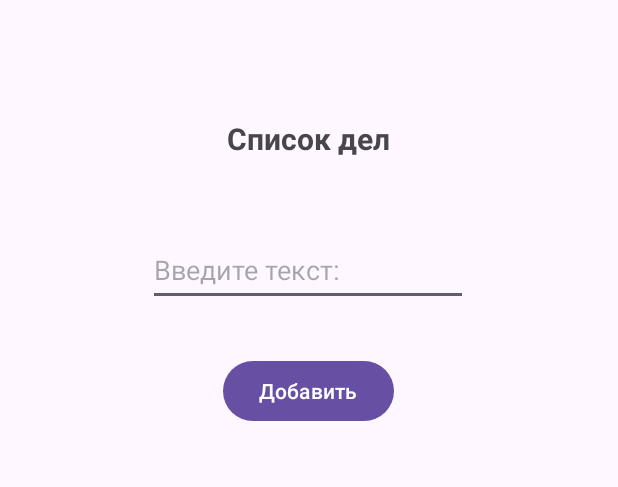
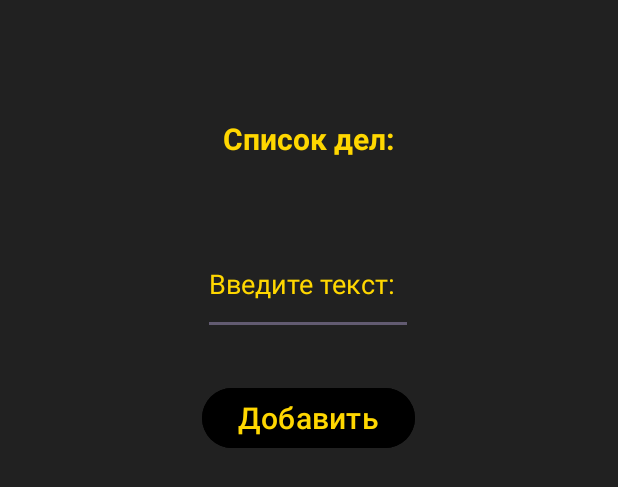
Before and after one commit to andreypopov1803/List, an Android app: the layout activity_main.xml on its own in the app's theme, with its tools: preview values and no code run, on a phone screen of 412 x 824 dp. Shown: the top 487 px of the screen. Run offline under Robolectric (Android 15) with nearby library versions, the phone set to English and light mode, and no system bars.

```diff
--- a/app/src/main/AndroidManifest.xml
+++ b/app/src/main/AndroidManifest.xml
@@ -1,6 +1,8 @@
 <?xml version="1.0" encoding="utf-8"?>
 <manifest xmlns:android="http://schemas.android.com/apk/res/android"
     xmlns:tools="http://schemas.android.com/tools">
+    <uses-permission android:name="android.permission.READ_EXTERNAL_STORAGE"
+        android:maxSdkVersion="32"/>
 
     <application
         android:allowBackup="true"
@@ -21,6 +23,9 @@
                 <category android:name="android.intent.category.LAUNCHER" />
             </intent-filter>
         </activity>
+        <meta-data
+            android:name="preloaded_fonts"
+            android:resource="@array/preloaded_fonts" />
     </application>
 
 </manifest>
--- a/app/src/main/java/com/example/myapp/MainActivity.kt
+++ b/app/src/main/java/com/example/myapp/MainActivity.kt
@@ -13,7 +13,6 @@ class MainActivity : AppCompatActivity() {
     override fun onCreate(savedInstanceState: Bundle?) {
         super.onCreate(savedInstanceState)
         setContentView(R.layout.activity_main)
-
         val listView = findViewById<ListView>(R.id.listView)
         val userData: EditText = findViewById(R.id.user_data)
         val button: Button = findViewById(R.id.button)
--- /dev/null
+++ b/app/src/main/java/com/example/myapp/User.kt
@@ -0,0 +1,4 @@
+package com.example.myapp
+
+class User(val login: String, val email: String, val pass: String) {
+}
--- a/app/src/main/res/layout/activity_main.xml
+++ b/app/src/main/res/layout/activity_main.xml
@@ -4,15 +4,17 @@
     xmlns:tools="http://schemas.android.com/tools"
     android:layout_width="match_parent"
     android:layout_height="match_parent"
-    tools:context=".MainActivity">
+    tools:context=".MainActivity"
+    android:background="@color/grey">
 
     <TextView
         android:id="@+id/main_label"
         android:layout_width="wrap_content"
         android:layout_height="wrap_content"
-        android:text="Список дел"
+        android:text="@string/list_of_business"
         android:textSize="20sp"
         android:textStyle="bold"
+        android:textColor="@color/gold"
         app:layout_constraintBottom_toBottomOf="parent"
         app:layout_constraintEnd_toEndOf="parent"
         app:layout_constraintHorizontal_bias="0.498"
@@ -22,13 +24,16 @@
 
     <EditText
         android:id="@+id/user_data"
-        android:layout_width="wrap_content"
-        android:layout_height="wrap_content"
+        android:layout_width="140dp"
+        android:layout_height="67dp"
         android:layout_marginTop="50dp"
+        android:autofillHints="name"
         android:ems="10"
-        android:hint="Введите текст:"
+        android:hint="@string/text"
         android:inputType="text"
         android:minHeight="48dp"
+        android:textColor="@color/gold"
+        android:textColorHint="@color/gold"
         app:layout_constraintBottom_toBottomOf="parent"
         app:layout_constraintEnd_toEndOf="parent"
         app:layout_constraintHorizontal_bias="0.497"
@@ -38,15 +43,22 @@
 
     <Button
         android:id="@+id/button"
+        style="@style/TextAppearance.AppCompat.Widget.ActionMode.Title"
         android:layout_width="wrap_content"
         android:layout_height="wrap_content"
-        android:text="Добавить"
+        android:backgroundTint="@color/black"
+        android:text="@string/add"
+        android:textColor="@color/gold"
+        android:textColorHighlight="#FFEB3B"
+        android:textColorLink="@color/gold"
         app:layout_constraintBottom_toBottomOf="parent"
         app:layout_constraintEnd_toEndOf="parent"
         app:layout_constraintHorizontal_bias="0.498"
         app:layout_constraintStart_toStartOf="parent"
         app:layout_constraintTop_toBottomOf="@+id/user_data"
-        app:layout_constraintVertical_bias="0.057" />
+        app:layout_constraintVertical_bias="0.057"
+        app:rippleColor="#BF0F0F"
+        app:strokeColor="@color/green" />
 
     <ListView
         android:id="@+id/listView"
--- a/app/src/main/res/values/colors.xml
+++ b/app/src/main/res/values/colors.xml
@@ -2,4 +2,7 @@
 <resources>
     <color name="black">#FF000000</color>
     <color name="white">#FFFFFFFF</color>
+    <color name="green">#22ba14</color>
+    <color name="gold">#FFD700</color>
+    <color name="grey">#212121</color>
 </resources>
--- a/app/src/main/res/values/strings.xml
+++ b/app/src/main/res/values/strings.xml
@@ -1,3 +1,10 @@
 <resources>
     <string name="app_name">My App</string>
+    <string name="hi"> Создайте аккаунт </string>
+    <string name="login">Логин</string>
+    <string name="password">Пароль</string>
+    <string name="text">Введите текст:</string>
+    <string name="list_of_business">Список дел:</string>
+    <string name="add">Добавить</string>
+    <string name="registration">Зарегистрироваться</string>
 </resources>
```
Also changed, not shown: app/src/main/java/com/example/myapp/Dbhelper.kt (added, +31 -0 lines), app/src/main/java/com/example/myapp/Page_of_registration.kt (deleted, +0 -38 lines), app/src/main/java/com/example/myapp/Registration.kt (added, +42 -0 lines), app/src/main/res/layout/page_of_registration.xml (+84 -4 lines).
